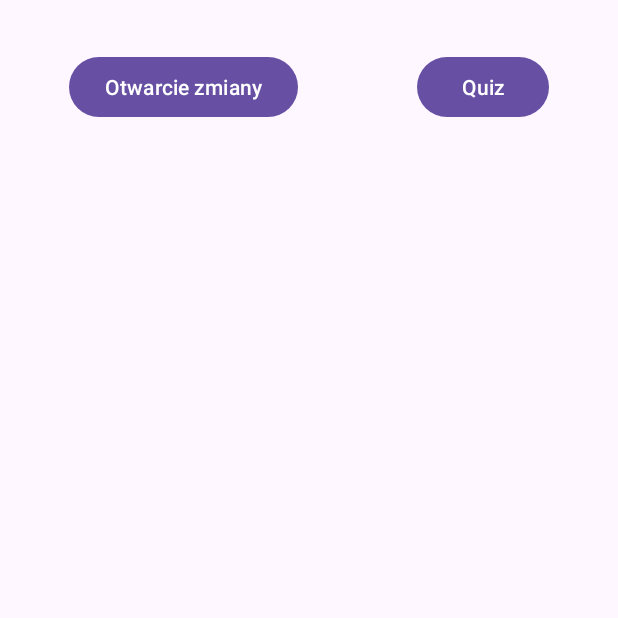
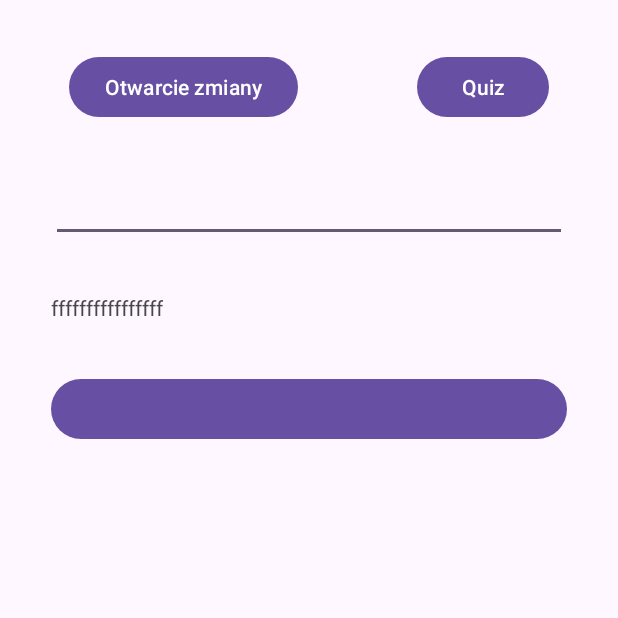
Before and after one commit to AndriiHorbanov/Time_and_Attendance_System, an Android app: the screen it shows after launch (MainActivity), on a phone screen of 412 x 824 dp, the top half of it. Run offline under Robolectric (Android 15) with nearby library versions, the phone set to English and light mode, and no system bars; our stand-ins replace Room's generated code.

Commit message:
git commit save point 0001

```diff
--- a/app/src/main/java/com/example/workercontroller/MainActivity.kt
+++ b/app/src/main/java/com/example/workercontroller/MainActivity.kt
@@ -8,15 +8,22 @@ import androidx.lifecycle.lifecycleScope
 import androidx.lifecycle.repeatOnLifecycle
 import androidx.navigation.NavController
 import androidx.navigation.Navigation
+import com.example.workercontroller.ViewModl.ViewModelFactory
 import com.example.workercontroller.ViewModl.WorkerViewModel
 import com.example.workercontroller.databinding.ActivityMainBinding
+import com.example.workercontroller.date.DataRepository
+import com.example.workercontroller.date.DatasDatabase
 import kotlinx.coroutines.launch
 
 class MainActivity : AppCompatActivity() {
 
     private lateinit var binding: ActivityMainBinding
     private lateinit var navController: NavController
+
     private val sharedViewModel: WorkerViewModel by viewModels()
+    {
+        ViewModelFactory(application, DataRepository(DatasDatabase.getDatabase(application).datasDao()))
+    }
 
 
 
--- /dev/null
+++ b/app/src/main/java/com/example/workercontroller/ViewModl/DataRaeader.kt
@@ -0,0 +1,4 @@
+package com.example.workercontroller.ViewModl
+
+data class DataRaeader(val id: Int, val data: Int) {
+}
--- /dev/null
+++ b/app/src/main/java/com/example/workercontroller/ViewModl/ViewModelFactory.kt
@@ -0,0 +1,20 @@
+package com.example.workercontroller.ViewModl
+
+import android.app.Application
+import androidx.lifecycle.ViewModel
+import androidx.lifecycle.ViewModelProvider
+import com.example.workercontroller.date.DataRepository
+
+@Suppress("UNCHECKED_CAST")
+class ViewModelFactory(
+    private val application: Application,
+    private val dataRepository: DataRepository
+) : ViewModelProvider.Factory {
+
+    override fun <T : ViewModel> create(modelClass: Class<T>): T {
+        if (modelClass.isAssignableFrom(WorkerViewModel::class.java)) {
+            return WorkerViewModel(application, dataRepository) as T
+        }
+        throw IllegalArgumentException("Unknown ViewModel class")
+    }
+}
--- a/app/src/main/java/com/example/workercontroller/ViewModl/WorkerState.kt
+++ b/app/src/main/java/com/example/workercontroller/ViewModl/WorkerState.kt
@@ -1,8 +1,10 @@
 package com.example.workercontroller.ViewModl
 
+import android.provider.ContactsContract.Data
 import com.example.workercontroller.fragments.HealpData
 
 data class WorkerState(
     val listHelpData: List<HealpData> = emptyList(),
-    val currentPositionPdf: String = ""
+    val currentPositionPdf: String = "",
+    val test: String = ""
 )
--- a/app/src/main/java/com/example/workercontroller/ViewModl/WorkerViewModel.kt
+++ b/app/src/main/java/com/example/workercontroller/ViewModl/WorkerViewModel.kt
@@ -2,17 +2,34 @@ package com.example.workercontroller.ViewModl
 
 import android.app.Application
 import androidx.lifecycle.AndroidViewModel
+import androidx.lifecycle.viewModelScope
+import com.example.workercontroller.date.DataRepository
+import com.example.workercontroller.date.DatasDatabase
+import com.example.workercontroller.date.DatasEntity
 import com.example.workercontroller.fragments.HealpData
+import kotlinx.coroutines.Dispatchers
 import kotlinx.coroutines.flow.MutableStateFlow
 import kotlinx.coroutines.flow.StateFlow
 import kotlinx.coroutines.flow.asStateFlow
 import kotlinx.coroutines.flow.update
+import kotlinx.coroutines.launch
 
 
-class WorkerViewModel(application: Application) : AndroidViewModel(application) {
+class WorkerViewModel(application: Application, repository: DataRepository) : AndroidViewModel(application) {
 
     private val _uiState = MutableStateFlow(WorkerState())
     val uiState: StateFlow<WorkerState> = _uiState.asStateFlow()
+
+    private var count = 1
+    private var lastInfo = DatasEntity()
+
+    private val repo = repository
+
+    init {
+        collectData()
+//        val dataDao = DatasDatabase.getDatabase(application).datasDao()
+//        repository = DataRepository(dataDao)
+    }
 
     private val currentUiState
         get() = uiState.value
@@ -31,4 +48,34 @@ class WorkerViewModel(application: Application) : AndroidViewModel(application)
         }
     }
 
+    fun setValue(value: String){
+        lastInfo = lastInfo.copy(someDAta = value)
+    }
+
+    fun collectData(){
+        viewModelScope.launch {
+            repo.readAllData().collect{ list ->
+                count = list.size
+                updateTest(list)
+            }
+        }
+    }
+
+    fun updateTest(list: List<DatasEntity>){
+        _uiState.update { state ->
+            state.copy(
+                test = list.size.toString()
+            )
+        }
+    }
+
+
+    fun addData(value: String){
+        viewModelScope.launch(Dispatchers.IO){
+            repo.addDatas(lastInfo.copy(id = count, someDAta = value))
+        }
+    }
+
+
+
 }
--- /dev/null
+++ b/app/src/main/java/com/example/workercontroller/date/DataRepository.kt
@@ -0,0 +1,15 @@
+package com.example.workercontroller.date
+
+import kotlinx.coroutines.flow.Flow
+
+class DataRepository(private val dataDao: DatasDao) {
+    fun readAllData(): Flow<List<DatasEntity>> = dataDao.readAll()
+
+    suspend fun addDatas(data: DatasEntity){
+        dataDao.addData(data)
+    }
+
+    suspend fun  deleteDatas(data: DatasEntity){
+        dataDao.deleteDatas(data)
+    }
+}
--- /dev/null
+++ b/app/src/main/java/com/example/workercontroller/date/DatasDao.kt
@@ -0,0 +1,23 @@
+package com.example.workercontroller.date
+
+import androidx.room.Dao
+import androidx.room.Delete
+import androidx.room.Insert
+import androidx.room.OnConflictStrategy
+import androidx.room.Query
+import kotlinx.coroutines.flow.Flow
+
+@Dao
+interface DatasDao {
+
+
+
+    @Insert(onConflict = OnConflictStrategy.REPLACE)
+    suspend fun addData(data: DatasEntity)
+
+    @Query("SELECT * FROM data_table ORDER BY id ASC")
+    fun readAll(): Flow<List<DatasEntity>>
+
+    @Delete
+    suspend fun deleteDatas(data: DatasEntity)
+}
--- /dev/null
+++ b/app/src/main/java/com/example/workercontroller/date/DatasDatabase.kt
@@ -0,0 +1,34 @@
+package com.example.workercontroller.date
+
+import android.content.Context
+import androidx.room.Database
+import androidx.room.Room
+import androidx.room.RoomDatabase
+
+@Database(entities = [DatasEntity::class], version = 1, exportSchema = false)
+abstract class DatasDatabase : RoomDatabase() {
+    abstract fun datasDao(): DatasDao
+
+    companion object {
+        const val DATABASE_NAME = "data_table"
+
+        @Volatile
+        private var INSTANCE: DatasDatabase? = null
+        fun getDatabase(context: Context): DatasDatabase {
+            val templateInstance = INSTANCE
+            if (templateInstance != null) {
+                return templateInstance
+            }
+            synchronized(this) {
+                val instance = Room.databaseBuilder(
+                    context.applicationContext,
+                    DatasDatabase::class.java,
+                    DATABASE_NAME
+                ).build()
+                INSTANCE = instance
+                return instance
+            }
+        }
+
+    }
+}
--- /dev/null
+++ b/app/src/main/java/com/example/workercontroller/date/DatasEntity.kt
@@ -0,0 +1,17 @@
+package com.example.workercontroller.date
+
+import androidx.room.Entity
+import androidx.room.PrimaryKey
+import com.example.workercontroller.date.DatasDatabase.Companion.DATABASE_NAME
+
+@Entity(tableName = DATABASE_NAME)
+data class DatasEntity(
+    @PrimaryKey(autoGenerate = false)
+    val id: Int = DEFAULT_VALUE,
+    val someDAta: String = DEFAULT_VALUE_STRING
+) {
+    private companion object {
+        const val DEFAULT_VALUE = -1
+        const val DEFAULT_VALUE_STRING = ""
+    }
+}
--- a/app/src/main/java/com/example/workercontroller/fragments/MainScreen.kt
+++ b/app/src/main/java/com/example/workercontroller/fragments/MainScreen.kt
@@ -6,16 +6,20 @@ import android.view.View
 import android.view.ViewGroup
 import androidx.fragment.app.Fragment
 import androidx.fragment.app.activityViewModels
+import androidx.lifecycle.Lifecycle
+import androidx.lifecycle.lifecycleScope
+import androidx.lifecycle.repeatOnLifecycle
 import androidx.navigation.findNavController
 import com.example.workercontroller.R
 import com.example.workercontroller.ViewModl.WorkerViewModel
 import com.example.workercontroller.databinding.FragmentAdminWindowBinding
+import kotlinx.coroutines.launch
 
 class MainScreen : Fragment() {
 
 
     private lateinit var binding: FragmentAdminWindowBinding
-    private val sharedViewModel: WorkerViewModel by activityViewModels()
+//    private val sharedViewModel: WorkerViewModel by activityViewModels()
 
 
     override fun onResume() {
@@ -38,10 +42,23 @@ class MainScreen : Fragment() {
     }
 
     override fun onViewCreated(view: View, savedInstanceState: Bundle?) {
-        binding.register.setOnClickListener {
+//        observeState()
+//        binding.testButtonSet.setOnClickListener {
+//            sharedViewModel.addData(binding.testSetText.toString())
+//        }
+        binding.otwarcie.setOnClickListener {
             it.findNavController().navigate(R.id.action_adminWindow_to_mainMenu)
+        }
 
-        }
     }
 
+//    private fun observeState() {
+//        lifecycleScope.launch {
+//            repeatOnLifecycle(Lifecycle.State.STARTED) {
+//                sharedViewModel.uiState.collect { state ->
+//                    binding.testTextData.text = state.test
+//                }
+//            }
+//        }
+//    }
 }
--- a/app/src/main/java/com/example/workercontroller/fragments/OpeningShift.kt
+++ b/app/src/main/java/com/example/workercontroller/fragments/OpeningShift.kt
@@ -39,6 +39,7 @@ class OpeningShift : Fragment() {
         initHelpList()
         setAdapter()
         updateAdapter()
+
 
 //        check()
     }
--- a/app/src/main/res/layout/fragment_admin_window.xml
+++ b/app/src/main/res/layout/fragment_admin_window.xml
@@ -8,7 +8,7 @@
 
 
     <Button
-        android:id="@+id/register"
+        android:id="@+id/otwarcie"
         android:layout_width="wrap_content"
         android:layout_height="wrap_content"
        android:layout_margin="34dp"
@@ -24,8 +24,36 @@
         android:layout_margin="34dp"
         android:text="@string/quiz"
         app:layout_constraintEnd_toEndOf="parent"
-        app:layout_constraintStart_toEndOf="@+id/register"
+        app:layout_constraintStart_toEndOf="@+id/otwarcie"
         app:layout_constraintTop_toTopOf="parent"
         />
 
+    <EditText
+        android:id="@+id/test_set_text"
+        android:layout_margin="34dp"
+        android:layout_width="match_parent"
+        android:layout_height="wrap_content"
+        app:layout_constraintStart_toStartOf="parent"
+        app:layout_constraintTop_toBottomOf="@+id/otwarcie"
+        />
+
+    <TextView
+        android:id="@+id/test_text_data"
+        android:text="ffffffffffffffff"
+        android:layout_margin="34dp"
+        android:layout_width="wrap_content"
+        android:layout_height="wrap_content"
+        app:layout_constraintStart_toStartOf="parent"
+        app:layout_constraintTop_toBottomOf="@id/test_set_text"
+        />
+
+    <Button
+        android:id="@+id/test_button_set"
+        android:layout_margin="34dp"
+        android:layout_width="match_parent"
+        android:layout_height="wrap_content"
+        app:layout_constraintStart_toStartOf="parent"
+        app:layout_constraintTop_toBottomOf="@+id/test_text_data"
+        />
+
 </androidx.constraintlayout.widget.ConstraintLayout>
--- a/app/src/main/res/navigation/main_nav.xml
+++ b/app/src/main/res/navigation/main_nav.xml
@@ -13,6 +13,9 @@
         <action
             android:id="@+id/action_adminWindow_to_mainMenu"
             app:destination="@id/mainMenu" />
+        <action
+            android:id="@+id/action_adminWindow_to_quiz2"
+            app:destination="@id/quiz2" />
     </fragment>
 
     <fragment
@@ -32,4 +35,9 @@
         android:name="com.example.workercontroller.fragments.PdfReader"
         android:label="fragment_pdf_reader"
         tools:layout="@layout/fragment_pdf_reader" />
+    <fragment
+        android:id="@+id/quiz2"
+        android:name="com.example.workercontroller.fragments.Quiz"
+        android:label="fragment_quiz"
+        tools:layout="@layout/fragment_quiz" />
 </navigation>
--- a/gradle.properties
+++ b/gradle.properties
@@ -21,3 +21,5 @@ kotlin.code.style=official
 # resources declared in the library itself and none from the library's dependencies,
 # thereby reducing the size of the R class for that library
 android.nonTransitiveRClass=true
+android.defaults.buildfeatures.buildconfig=true
+android.nonFinalResIds=false
```
Also changed, not shown: app/build.gradle (+20 -2 lines), app/src/main/java/com/example/workercontroller/fragments/Quiz.kt (added, +60 -0 lines), app/src/main/res/layout/fragment_quiz.xml (added, +76 -0 lines), build.gradle (+5 -3 lines).
